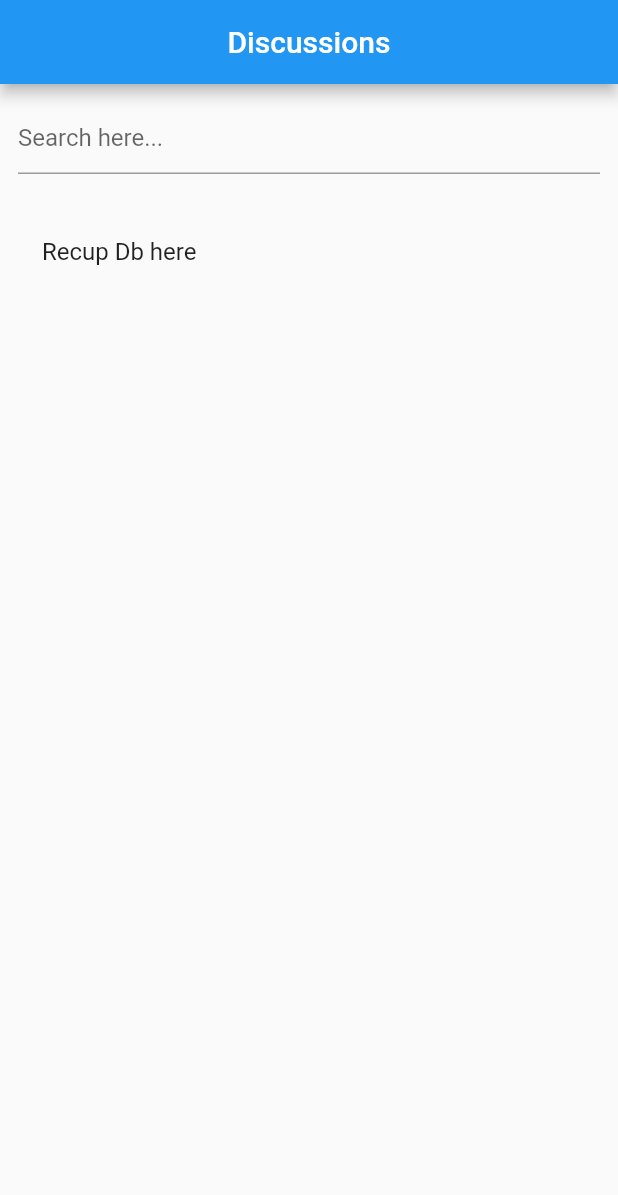
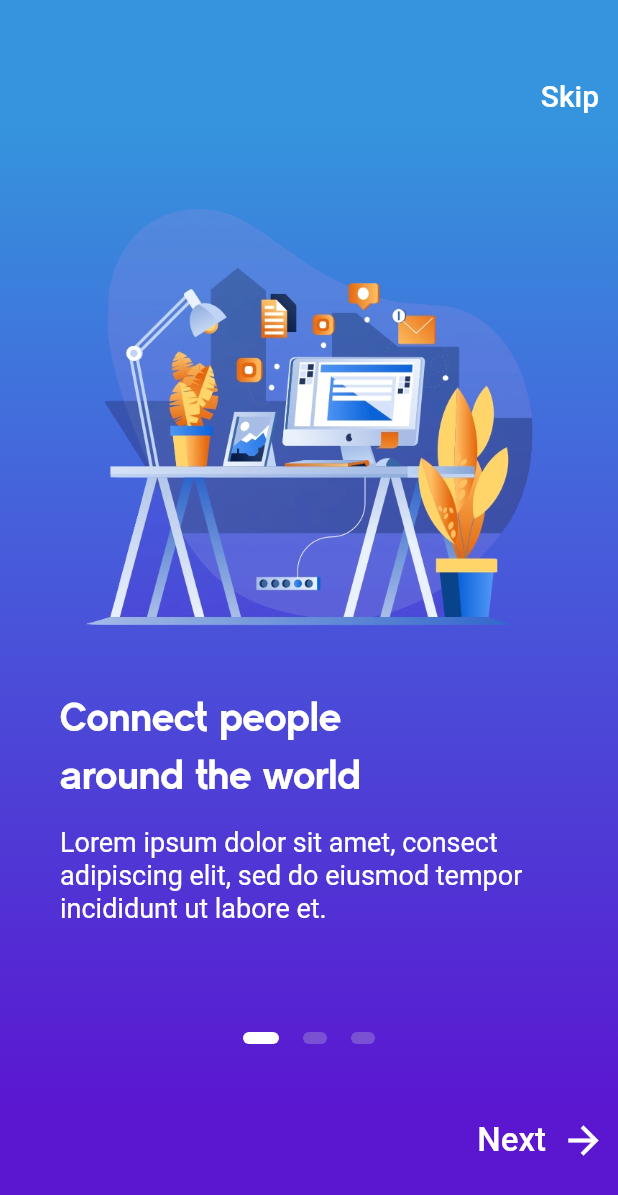
Before and after one commit to lerimeur/flutsenger, a Flutter app: the screen it shows after launch, on a phone screen of 412 x 824 dp. Shown: the top 1195 px of the screen. Run offline on Flutter 3.47's test engine with Material 2 defaults, Android fonts, the light colour scheme and no system bars.

Commit message:
add: Onboarding

```diff
--- a/flutsenger_app/lib/login.dart
+++ /dev/null
@@ -1,50 +0,0 @@
-import 'package:flutter/material.dart';
-
-class TODOLogin extends StatefulWidget {
-  final onLogin;
-
-  TODOLogin({@required this.onLogin});
-
-  @override
-  State<StatefulWidget> createState() {
-    return LoginState();
-  }
-}
-
-class LoginState extends State<TODOLogin> {
-  final TextEditingController usernameController = TextEditingController();
-  final TextEditingController passwordController = TextEditingController();
-
-  @override
-  Widget build(BuildContext context) {
-    return Scaffold(
-        appBar: AppBar(title: Text('Please log in')),
-        body: Padding(
-            padding: EdgeInsets.all(16),
-            child: Column(
-              children: <Widget>[
-                Padding(
-                    padding: EdgeInsets.only(bottom: 16),
-                    child: TextField(
-                      decoration: InputDecoration(
-                          border: OutlineInputBorder(), labelText: 'Username'),
-                    )),
-                Padding(
-                    padding: EdgeInsets.only(bottom: 16),
-                    child: TextField(
-                      obscureText: true,
-                      decoration: InputDecoration(
-                          border: OutlineInputBorder(), labelText: 'Password'),
-                    )),
-                ElevatedButton(
-                  style: ButtonStyle(),
-                  onPressed: () => widget.onLogin(
-                      usernameController.text, passwordController.text),
-                  child: Text('LOGIN'),
-                )
-              ],
-              mainAxisAlignment: MainAxisAlignment.center,
-              crossAxisAlignment: CrossAxisAlignment.end,
-            )));
-  }
-}
--- a/flutsenger_app/lib/main.dart
+++ b/flutsenger_app/lib/main.dart
@@ -1,5 +1,6 @@
 import 'package:flutter/material.dart';
-import 'namesearch.dart';
+import 'screens/namesearch.dart';
+import 'screens/onboarding_screen.dart';
 
 void main() {
   runApp(MyApp());
@@ -9,13 +10,10 @@
   @override
   Widget build(BuildContext context) {
     return MaterialApp(
-        title: 'Flutsenger',
-        theme: ThemeData(
-          primarySwatch: Colors.blue,
-          visualDensity: VisualDensity.adaptivePlatformDensity,
-        ),
-        home: Scaffold(
-            appBar: AppBar(centerTitle: true, title: Text("Discussions")),
-            body: Center(child: NameSearch())));
+      title: 'Flutsenger',
+      home: Scaffold(
+        body: OnboardingScreen(),
+      ),
+    );
   }
 }
--- /dev/null
+++ b/flutsenger_app/lib/screens/login.dart
@@ -0,0 +1,49 @@
+import 'package:flutter/material.dart';
+
+class TODOLogin extends StatefulWidget {
+  final onLogin;
+
+  TODOLogin({@required this.onLogin});
+
+  @override
+  State<StatefulWidget> createState() {
+    return LoginState();
+  }
+}
+
+class LoginState extends State<TODOLogin> {
+  final TextEditingController usernameController = TextEditingController();
+  final TextEditingController passwordController = TextEditingController();
+
+  @override
+  Widget build(BuildContext context) {
+    return Scaffold(
+      appBar: AppBar(title: Text('Please log in')),
+      body: Padding(
+        padding: EdgeInsets.all(16),
+        child: Column(
+          children: <Widget>[
+            Padding(
+                padding: EdgeInsets.only(bottom: 16),
+                child: TextField(
+                  decoration: InputDecoration(border: OutlineInputBorder(), labelText: 'Username'),
+                )),
+            Padding(
+                padding: EdgeInsets.only(bottom: 16),
+                child: TextField(
+                  obscureText: true,
+                  decoration: InputDecoration(border: OutlineInputBorder(), labelText: 'Password'),
+                )),
+            ElevatedButton(
+              style: ButtonStyle(),
+              onPressed: () => widget.onLogin(usernameController.text, passwordController.text),
+              child: Text('LOGIN'),
+            )
+          ],
+          mainAxisAlignment: MainAxisAlignment.center,
+          crossAxisAlignment: CrossAxisAlignment.end,
+        ),
+      ),
+    );
+  }
+}
--- /dev/null
+++ b/flutsenger_app/lib/screens/onboarding_screen.dart
@@ -0,0 +1,230 @@
+import 'package:flutter/material.dart';
+import 'package:flutter/services.dart';
+import '../utilities/styles.dart';
+
+class OnboardingScreen extends StatefulWidget {
+  @override
+  _OnboardingScreenState createState() => _OnboardingScreenState();
+}
+
+class _OnboardingScreenState extends State<OnboardingScreen> {
+  final int _numPages = 3;
+  final PageController _pageController = PageController(initialPage: 0);
+  int _currentPage = 0;
+
+  List<Widget> _buildPageIndicator() {
+    List<Widget> list = [];
+    for (int i = 0; i < _numPages; i++) {
+      list.add(i == _currentPage ? _indicator(true) : _indicator(false));
+    }
+    return list;
+  }
+
+  Widget _indicator(bool isActive) {
+    return AnimatedContainer(
+      duration: Duration(milliseconds: 150),
+      margin: EdgeInsets.symmetric(horizontal: 8.0),
+      height: 8.0,
+      width: isActive ? 24.0 : 16.0,
+      decoration: BoxDecoration(
+        color: isActive ? Colors.white : Color(0xFF7B51D3),
+        borderRadius: BorderRadius.all(Radius.circular(12)),
+      ),
+    );
+  }
+
+  @override
+  Widget build(BuildContext context) {
+    return Scaffold(
+      body: AnnotatedRegion<SystemUiOverlayStyle>(
+        value: SystemUiOverlayStyle.light,
+        child: Container(
+          decoration: BoxDecoration(
+            gradient: LinearGradient(
+              begin: Alignment.topCenter,
+              end: Alignment.bottomCenter,
+              stops: [0.1, 0.4, 0.7, 0.9],
+              colors: [
+                Color(0xFF3594DD),
+                Color(0xFF4563DB),
+                Color(0xFF5036D5),
+                Color(0xFF5B16D0),
+              ],
+            ),
+          ),
+          child: Padding(
+            padding: EdgeInsets.symmetric(vertical: 40.0),
+            child: Column(
+              crossAxisAlignment: CrossAxisAlignment.stretch,
+              children: <Widget>[
+                Container(
+                  alignment: Alignment.centerRight,
+                  child: TextButton(
+                    onPressed: () => print('Skip'),
+                    child: Text(
+                      'Skip',
+                      style: TextStyle(
+                        color: Colors.white,
+                        fontSize: 20.0,
+                      ),
+                    ),
+                  ),
+                ),
+                Container(
+                  height: 600.0,
+                  child: PageView(
+                    physics: ClampingScrollPhysics(),
+                    controller: _pageController,
+                    onPageChanged: (int page) {
+                      setState(() {
+                        _currentPage = page;
+                      });
+                    },
+                    children: <Widget>[
+                      Padding(
+                        padding: EdgeInsets.all(40.0),
+                        child: Column(
+                          crossAxisAlignment: CrossAxisAlignment.start,
+                          children: <Widget>[
+                            Center(
+                              child: Image.asset(
+                                'assets/onboarding0.png',
+                                height: 300.0,
+                                width: 300.0,
+                              ),
+                            ),
+                            SizedBox(height: 30.0),
+                            Text(
+                              'Connect people\naround the world',
+                              style: kTitleStyle,
+                            ),
+                            SizedBox(height: 15.0),
+                            Text(
+                              'Lorem ipsum dolor sit amet, consect adipiscing elit, sed do eiusmod tempor incididunt ut labore et.',
+                              style: kSubtitleStyle,
+                            ),
+                          ],
+                        ),
+                      ),
+                      Padding(
+                        padding: EdgeInsets.all(40.0),
+                        child: Column(
+                          crossAxisAlignment: CrossAxisAlignment.start,
+                          children: <Widget>[
+                            Center(
+                              child: Image.asset(
+                                'assets/onboarding1.png',
+                                height: 300.0,
+                                width: 300.0,
+                              ),
+                            ),
+                            SizedBox(height: 30.0),
+                            Text(
+                              'Live your life smarter\nwith us!',
+                              style: kTitleStyle,
+                            ),
+                            SizedBox(height: 15.0),
+                            Text(
+                              'Lorem ipsum dolor sit amet, consect adipiscing elit, sed do eiusmod tempor incididunt ut labore et.',
+                              style: kSubtitleStyle,
+                            ),
+                          ],
+                        ),
+                      ),
+                      Padding(
+                        padding: EdgeInsets.all(40.0),
+                        child: Column(
+                          crossAxisAlignment: CrossAxisAlignment.start,
+                          children: <Widget>[
+                            Center(
+                              child: Image.asset(
+                                'assets/onboarding2.png',
+                                height: 300.0,
+                                width: 300.0,
+                              ),
+                            ),
+                            SizedBox(height: 30.0),
+                            Text(
+                              'Get a new experience\nof imagination',
+                              style: kTitleStyle,
+                            ),
+                            SizedBox(height: 15.0),
+                            Text(
+                              'Lorem ipsum dolor sit amet, consect adipiscing elit, sed do eiusmod tempor incididunt ut labore et.',
+                              style: kSubtitleStyle,
+                            ),
+                          ],
+                        ),
+                      ),
+                    ],
+                  ),
+                ),
+                Row(
+                  mainAxisAlignment: MainAxisAlignment.center,
+                  children: _buildPageIndicator(),
+                ),
+                _currentPage != _numPages - 1
+                    ? Expanded(
+                        child: Align(
+                          alignment: FractionalOffset.bottomRight,
+                          child: TextButton(
+                            onPressed: () {
+                              _pageController.nextPage(
+                                duration: Duration(milliseconds: 500),
+                                curve: Curves.ease,
+                              );
+                            },
+                            child: Row(
+                              mainAxisAlignment: MainAxisAlignment.center,
+                              mainAxisSize: MainAxisSize.min,
+                              children: <Widget>[
+                                Text(
+                                  'Next',
+                                  style: TextStyle(
+                                    color: Colors.white,
+                                    fontSize: 22.0,
+                                  ),
+                                ),
+                                SizedBox(width: 10.0),
+                                Icon(
+                                  Icons.arrow_forward,
+                                  color: Colors.white,
+                                  size: 30.0,
+                                ),
+                              ],
+                            ),
+                          ),
+                        ),
+                      )
+                    : Text(''),
+              ],
+            ),
+          ),
+        ),
+      ),
+      bottomSheet: _currentPage == _numPages - 1
+          ? Container(
+              height: 100.0,
+              width: double.infinity,
+              color: Colors.white,
+              child: GestureDetector(
+                onTap: () => print('Get started'),
+                child: Center(
+                  child: Padding(
+                    padding: EdgeInsets.only(bottom: 30.0),
+                    child: Text(
+                      'Get started',
+                      style: TextStyle(
+                        color: Color(0xFF5B16D0),
+                        fontSize: 20.0,
+                        fontWeight: FontWeight.bold,
+                      ),
+                    ),
+                  ),
+                ),
+              ),
+            )
+          : Text(''),
+    );
+  }
+}
--- /dev/null
+++ b/flutsenger_app/lib/utilities/styles.dart
@@ -0,0 +1,14 @@
+import 'package:flutter/material.dart';
+
+final kTitleStyle = TextStyle(
+  color: Colors.white,
+  fontFamily: 'CM Sans Serif',
+  fontSize: 26.0,
+  height: 1.5,
+);
+
+final kSubtitleStyle = TextStyle(
+  color: Colors.white,
+  fontSize: 18.0,
+  height: 1.2,
+);
```
Also changed, not shown: flutsenger_app/pubspec.yaml (+8 -35 lines), flutsenger_app/assets/fonts/cm_sans_serif_2012.ttf (added), flutsenger_app/assets/onboarding0.png (added), flutsenger_app/assets/onboarding1.png (added), flutsenger_app/assets/onboarding2.png (added), flutsenger_app/lib/screens/namesearch.dart (renamed from flutsenger_app/lib/namesearch.dart), 3 other files.
